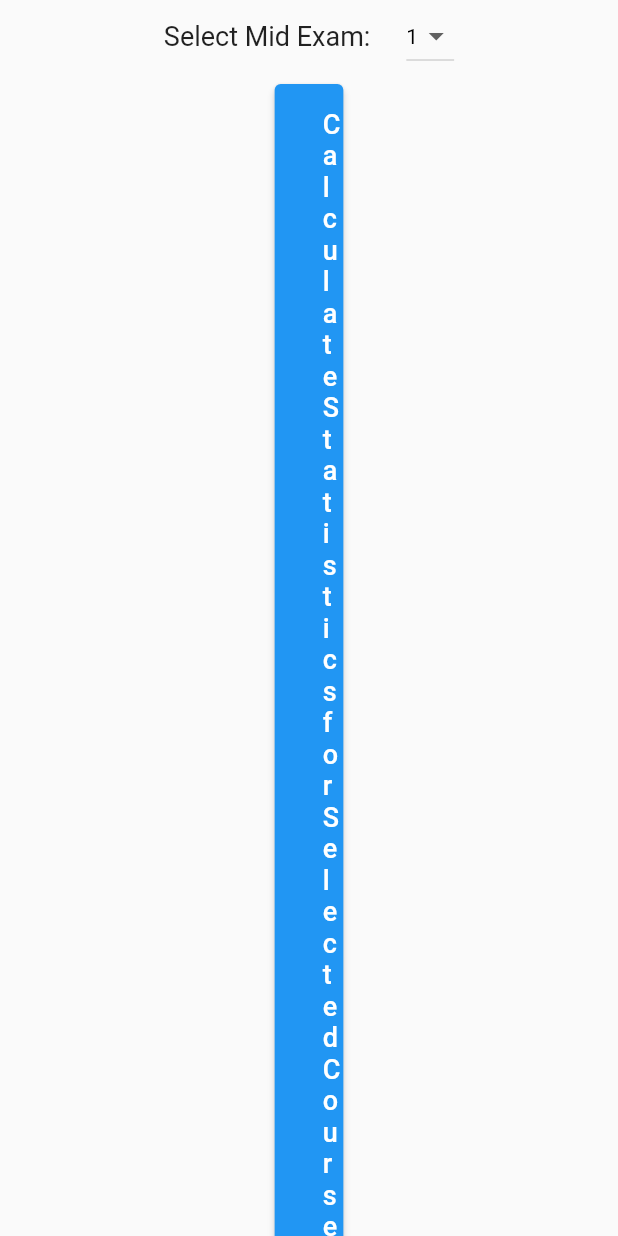
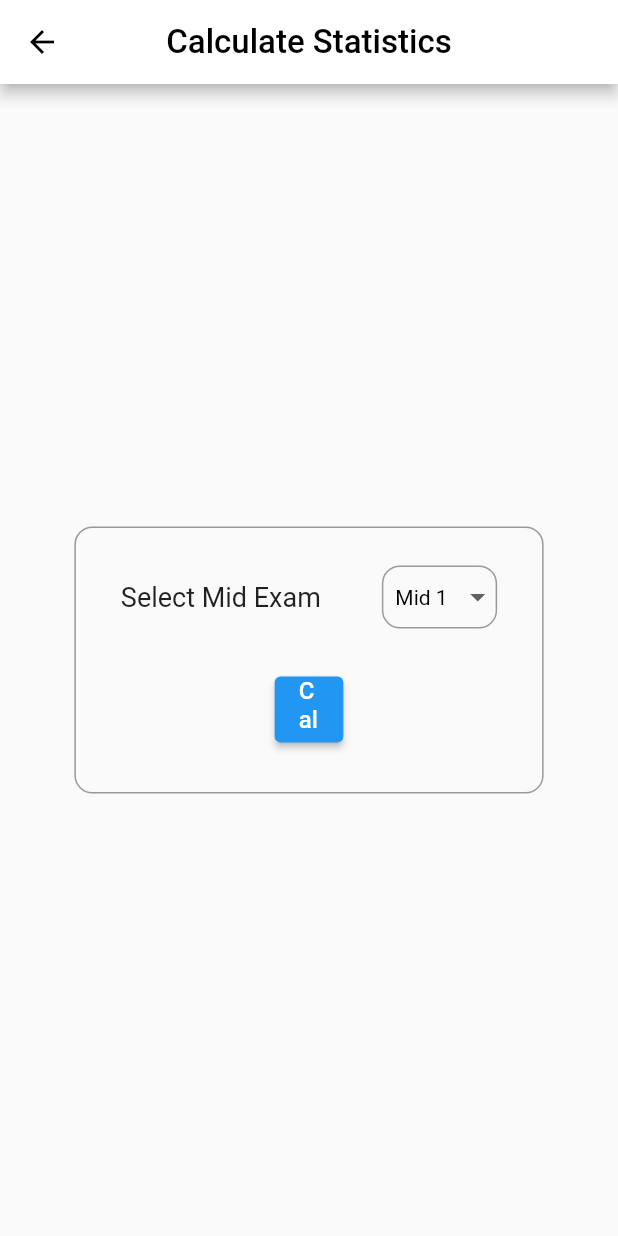
Before and after one commit to sampathbalivada/co-platform-flutter, a Flutter app: the SelectMidAndCalculateStats screen opened by its route, on a phone screen of 412 x 824 dp. Run offline on Flutter 3.47's test engine with Material 2 defaults, Android fonts, the phone set to English and light mode, and no system bars; our stand-ins replace file_picker, supabase; accounts and stored records are empty; network calls fail.

Commit message:
updated UI for calculate statistics

```diff
--- a/lib/pages/home.dart
+++ b/lib/pages/home.dart
@@ -65,7 +65,7 @@ class _HomePageState extends State<HomePage> {
                                       alignment: Alignment.centerLeft,
                                     ),
                                     onPressed: () async {
-                                      bool result = false;
+                                      bool result = true;
 
                                       if (taskName == "Assign CO Threshold") {
                                         result = await widget.model
--- a/lib/pages/select_mid_and_calculate_stats.dart
+++ b/lib/pages/select_mid_and_calculate_stats.dart
@@ -1,3 +1,4 @@
+import 'package:co_attainment_platform/widgets/appbar.dart';
 import 'package:flutter/material.dart';
 
 class SelectMidAndCalculateStats extends StatefulWidget {
@@ -16,17 +17,43 @@ class _SelectMidAndCalculateStatsState
   @override
   Widget build(BuildContext context) {
     return Scaffold(
-      body: Column(
+      appBar: buildCustomAppBar("Calculate Statistics"),
+      body: Center(
+        child: Container(
+          decoration: BoxDecoration(
+            border: Border.all(
+              color: Color(0xff9a9a9a),
+            ),
+            borderRadius: BorderRadius.circular(12),
+          ),
+          child: Padding(
+            padding: const EdgeInsets.only(
+                top: 25.0, bottom: 25, left: 30, right: 30),
+            child: Column(
+              mainAxisSize: MainAxisSize.min,
               children: [
                 Row(
                   mainAxisAlignment: MainAxisAlignment.center,
+                  mainAxisSize: MainAxisSize.min,
                   children: [
-              Text(
-                'Select Mid Exam:',
+                    Container(
+                      width: 150,
+                      child: Text(
+                        'Select Mid Exam',
                         style: TextStyle(fontSize: 18),
                       ),
+                    ),
                     SizedBox(width: 24),
-              DropdownButton<String>(
+                    Container(
+                      height: 42,
+                      decoration: BoxDecoration(
+                        border: Border.all(
+                          color: Color(0xFF9A9A9A),
+                        ),
+                        borderRadius: BorderRadius.circular(12),
+                      ),
+                      child: DropdownButtonHideUnderline(
+                        child: DropdownButton<String>(
                           value: _mid,
                           //elevation: 5,
                           style: TextStyle(color: Colors.black),
@@ -35,7 +62,11 @@ class _SelectMidAndCalculateStatsState
                               .map<DropdownMenuItem<String>>((String value) {
                             return DropdownMenuItem<String>(
                               value: value,
-                    child: Text(value),
+                              child: Padding(
+                                padding: const EdgeInsets.only(
+                                    left: 8.0, right: 8.0),
+                                child: Text("Mid " + value),
+                              ),
                             );
                           }).toList(),
                           onChanged: (String? value) {
@@ -44,9 +75,15 @@ class _SelectMidAndCalculateStatsState
                             });
                           },
                         ),
+                      ),
+                    ),
                   ],
                 ),
+                SizedBox(
+                  height: 24,
+                ),
                 Container(
+                  height: 60,
                   width: MediaQuery.of(context).size.width * 0.15,
                   padding: EdgeInsets.all(8),
                   child: ElevatedButton(
@@ -54,22 +91,23 @@ class _SelectMidAndCalculateStatsState
                       final result = await widget.model.calculateStistics(_mid);
 
                       if (result) {
+                        //Todo: Popup
                         print('Yes');
                       } else {
                         print('No');
                       }
                     },
-              child: Padding(
-                padding: const EdgeInsets.all(16.0),
                     child: Text(
-                  'Calculate Statistics for Selected Course and Mid',
-                  style: TextStyle(fontSize: 18),
-                ),
+                      'Calculate Statistics',
+                      style: TextStyle(fontSize: 16),
                     ),
                   ),
                 ),
               ],
             ),
+          ),
+        ),
+      ),
     );
   }
 }
```
Also changed, not shown: lib/pages/calculate_statistics.dart (+23 -5 lines). Lines whose indentation alone changed are shown as unchanged.
